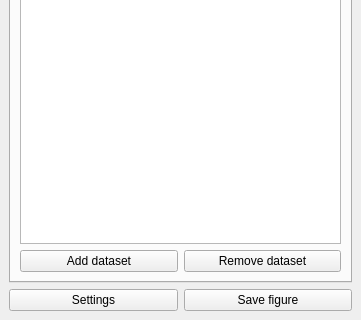
BoehnkeC/stereograph, file stereograph_gui.ui: the form before one commit; both pictures show x 0 to 361 and y 270 to 590 of the 361 by 590 pixel window.
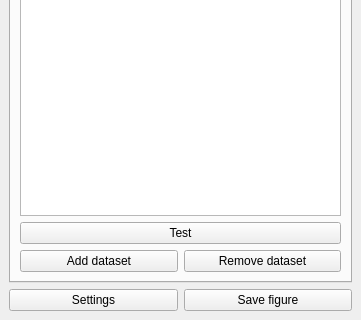
The form after the commit. The open tabs and pages were chosen to show the change.

Commit message: Define a test button and test case

```diff
--- a/stereograph_gui.ui
+++ b/stereograph_gui.ui
@@ -73,6 +73,13 @@
             </column>
            </widget>
           </item>
+          <item>
+           <widget class="QPushButton" name="btn_test">
+            <property name="text">
+             <string>Test</string>
+            </property>
+           </widget>
+          </item>
           <item>
            <layout class="QHBoxLayout" name="horizontalLayout_3">
             <item>
```
Left out of the diff: 2 changed lines with no effect on the pictures. The commit also changes 1 other file.
